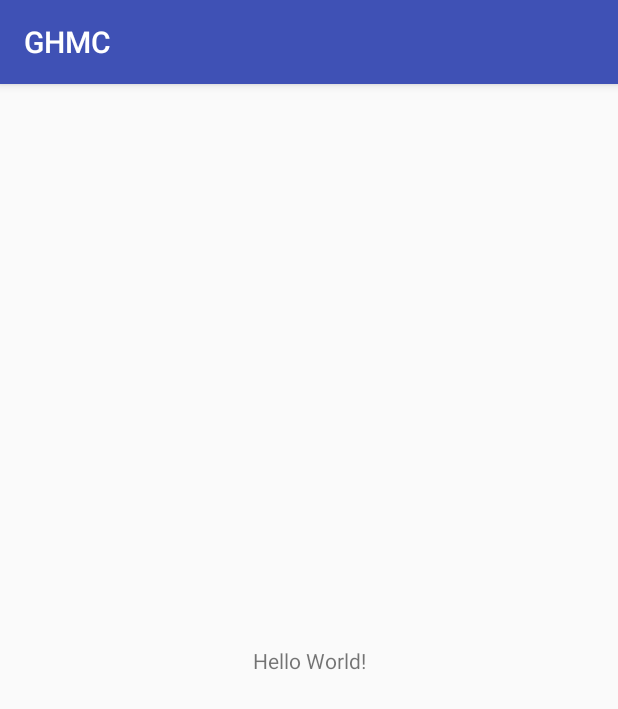
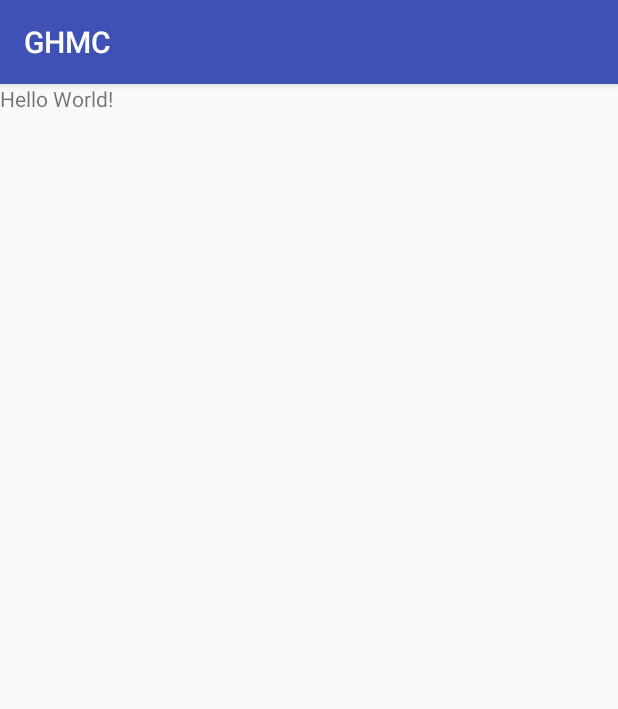
Before and after one commit to priymaha/GHMC, an Android app: the screen it shows after launch (SignUpActivity), on a phone screen of 412 x 824 dp. Shown: the top 709 px of the screen. Run offline under Robolectric (Android 15) with nearby library versions, the phone set to English and light mode, and no system bars.

Commit message:
Removing Constraint Layout
Removing Constraint Layout in Signup

```diff
--- a/app/src/main/res/layout/activity_sign_up.xml
+++ b/app/src/main/res/layout/activity_sign_up.xml
@@ -1,8 +1,8 @@
-<?xml version="1.0" encoding="utf-8"?>
-<android.support.constraint.ConstraintLayout
+
+<LinearLayout
     xmlns:android="http://schemas.android.com/apk/res/android"
     xmlns:tools="http://schemas.android.com/tools"
-    xmlns:app="http://schemas.android.com/apk/res-auto"
+
     android:id="@+id/activity_sign_up"
     android:layout_width="match_parent"
     android:layout_height="match_parent"
@@ -12,9 +12,6 @@
         android:layout_width="wrap_content"
         android:layout_height="wrap_content"
         android:text="Hello World!"
-        app:layout_constraintBottom_toBottomOf="@+id/activity_sign_up"
-        app:layout_constraintLeft_toLeftOf="@+id/activity_sign_up"
-        app:layout_constraintRight_toRightOf="@+id/activity_sign_up"
-        app:layout_constraintTop_toTopOf="@+id/activity_sign_up" />
+         />
 
-</android.support.constraint.ConstraintLayout>
+</LinearLayout>
```
